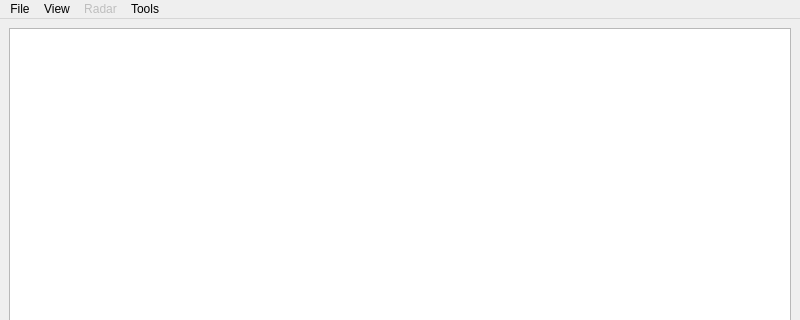
Old version of the form s57_draw/S57_DrawWindow.ui in the repository mistificator/s57_draw; both pictures show x 0 to 800 and y 0 to 320 of the 800 by 600 pixel window.
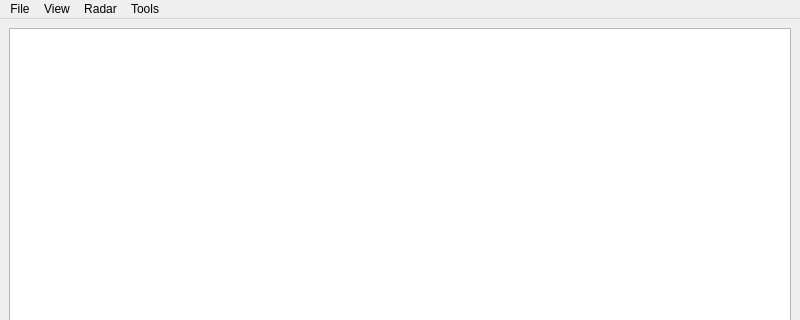
New version of the form.

Commit message: Radar enabled and crash fix

The edit to the form file:
```diff
--- a/s57_draw/S57_DrawWindow.ui
+++ b/s57_draw/S57_DrawWindow.ui
@@ -127,7 +127,7 @@
    </widget>
    <widget class="QMenu" name="menuRadar">
     <property name="enabled">
-     <bool>false</bool>
+     <bool>true</bool>
     </property>
     <property name="title">
      <string>Radar</string>
```
The commit also changes 1 other file.
